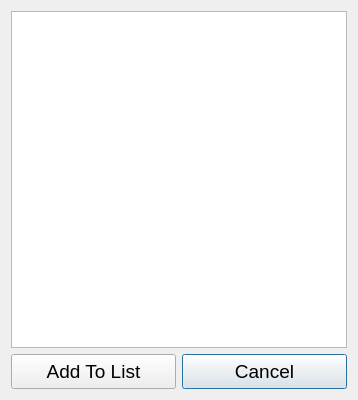
Before: the Qt Designer form ui/SpeciesList.ui in aliciabillings-noaa/CLAMS, drawn with Qt 5.
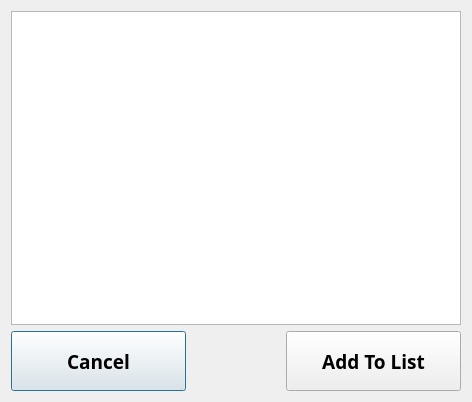
After: the same form once the commit is applied.

The edit to the form file:
```diff
--- a/ui/SpeciesList.ui
+++ b/ui/SpeciesList.ui
@@ -6,8 +6,8 @@
    <rect>
     <x>0</x>
     <y>0</y>
-    <width>356</width>
-    <height>400</height>
+    <width>472</width>
+    <height>402</height>
    </rect>
   </property>
   <property name="windowTitle">
@@ -15,18 +15,33 @@
   </property>
   <layout class="QVBoxLayout" name="verticalLayout">
    <item>
-    <layout class="QGridLayout" name="gridLayout">
-     <item row="1" column="1">
+    <widget class="QListWidget" name="listWidget">
+     <property name="font">
+      <font>
+       <family>Arial Black</family>
+       <pointsize>14</pointsize>
+       <weight>75</weight>
+       <bold>true</bold>
+      </font>
+     </property>
+    </widget>
+   </item>
+   <item>
+    <layout class="QHBoxLayout" name="horizontalLayout">
+     <item>
       <widget class="QPushButton" name="pushButton_2">
        <property name="minimumSize">
         <size>
-         <width>165</width>
-         <height>35</height>
+         <width>175</width>
+         <height>60</height>
         </size>
        </property>
        <property name="font">
         <font>
+         <family>Arial Black</family>
          <pointsize>14</pointsize>
+         <weight>75</weight>
+         <bold>true</bold>
         </font>
        </property>
        <property name="text">
@@ -34,26 +49,33 @@
        </property>
       </widget>
      </item>
-     <item row="0" column="0" colspan="2">
-      <widget class="QListWidget" name="listWidget">
-       <property name="font">
-        <font>
-         <pointsize>12</pointsize>
-        </font>
+     <item>
+      <spacer name="horizontalSpacer">
+       <property name="orientation">
+        <enum>Qt::Horizontal</enum>
        </property>
-      </widget>
+       <property name="sizeHint" stdset="0">
+        <size>
+         <width>40</width>
+         <height>20</height>
+        </size>
+       </property>
+      </spacer>
      </item>
-     <item row="1" column="0">
+     <item>
       <widget class="QPushButton" name="pushButton">
        <property name="minimumSize">
         <size>
-         <width>165</width>
-         <height>35</height>
+         <width>175</width>
+         <height>60</height>
         </size>
        </property>
        <property name="font">
         <font>
+         <family>Arial Black</family>
          <pointsize>14</pointsize>
+         <weight>75</weight>
+         <bold>true</bold>
         </font>
        </property>
        <property name="text">
```
